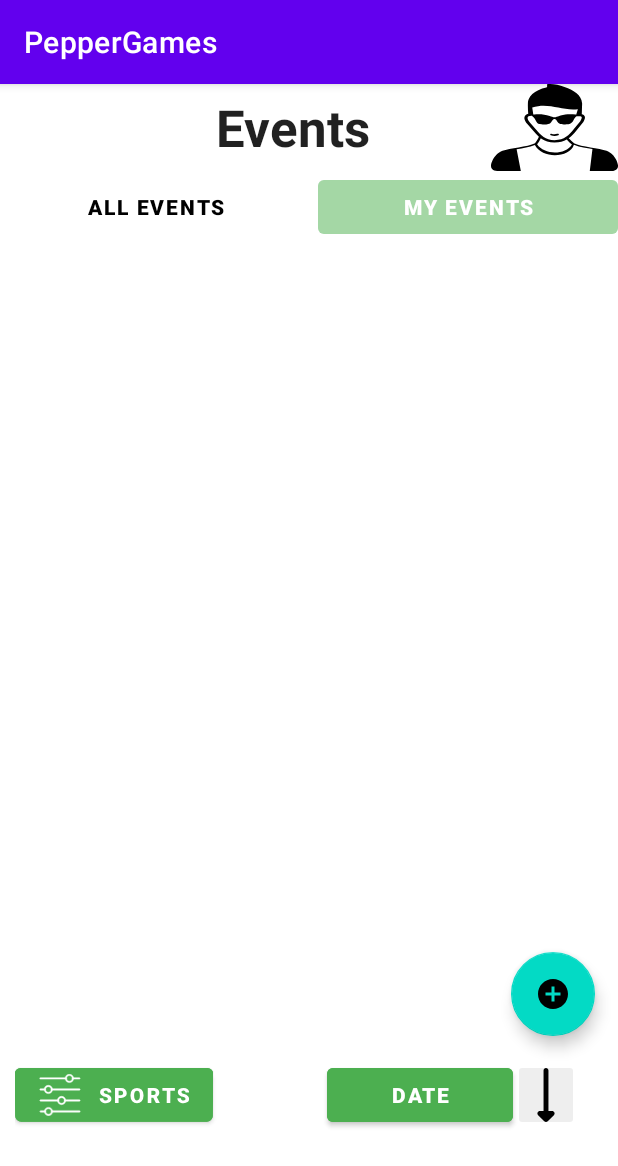
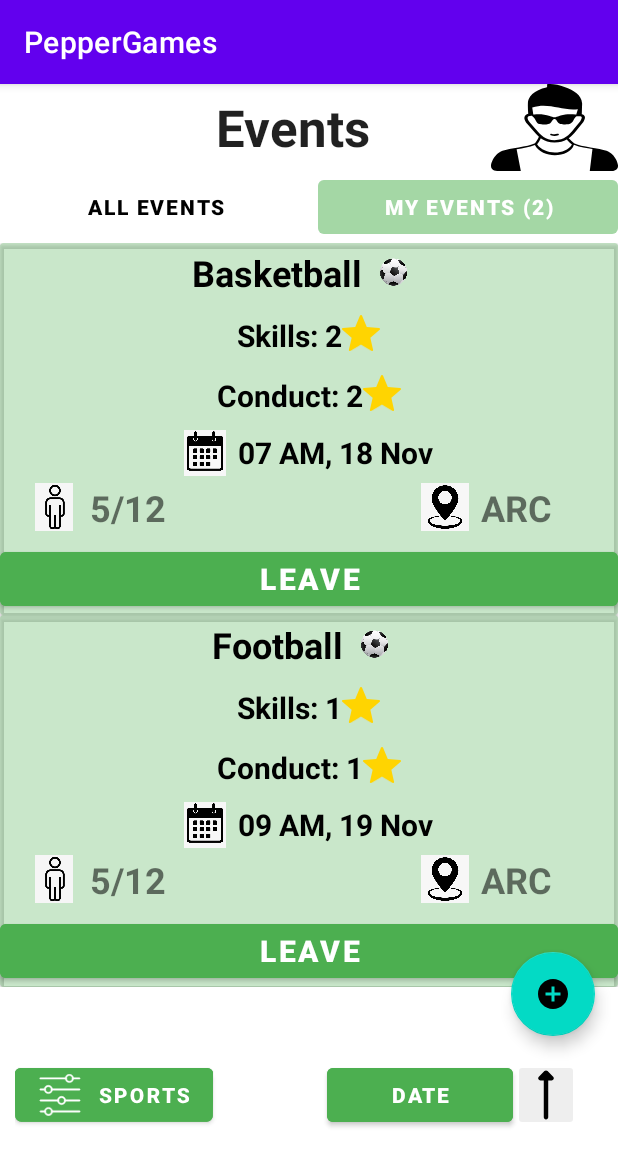
Before and after one commit to yekbote-pavan/pepper-games, an Android app: the screen it shows after launch (MyEventsActivity), after a tap on "CONFIRM", on a phone screen of 412 x 824 dp. Shown: the top 1166 px of the screen. Run offline under Robolectric (Android 15) with nearby library versions, the phone set to English and light mode, and no system bars.

Commit message:
fix: minor issues and db fixes

```diff
--- a/app/src/main/java/com/example/peppergames/AllEventsActivity.java
+++ b/app/src/main/java/com/example/peppergames/AllEventsActivity.java
@@ -53,7 +53,12 @@ public class AllEventsActivity extends AppCompatActivity {
             filters[3] = true;
         }
 
-        boolean arrowDown = intent.getBooleanExtra("sorting_down", true);
+        String sort = intent.getStringExtra("sort");
+        boolean arrowDown = intent.getBooleanExtra("sorting_down", sort != null);
+        if (sort == null) {
+            sort = "Date";
+        }
+
         boolean gamesICanJoin = intent.getBooleanExtra("games_i_can_join", true);
 
         int myEventsCount = 0;
@@ -65,11 +70,6 @@ public class AllEventsActivity extends AppCompatActivity {
 
         Button myEventsButton = findViewById(R.id.my_events_button);
         myEventsButton.setText(String.format("MY EVENTS (%d)", myEventsCount));
-
-        String sort = intent.getStringExtra("sort");
-        if (sort == null) {
-            sort = "Date";
-        }
 
         if (android.os.Build.VERSION.SDK_INT >= android.os.Build.VERSION_CODES.N) {
             if (sort.equals("Conduct")) {
@@ -109,14 +109,17 @@ public class AllEventsActivity extends AppCompatActivity {
                     if (!filters[1]) {
                         continue;
                     }
+                    break;
                 case "Tennis":
                     if (!filters[2]) {
                         continue;
                     }
+                    break;
                 case "Football":
                     if (!filters[3]) {
                         continue;
                     }
+                    break;
             }
 
             if (gamesICanJoin) {
@@ -322,7 +325,7 @@ public class AllEventsActivity extends AppCompatActivity {
                 sortPopup.dismiss();
                 finish();
                 intent.putExtra("sort", "Date");
-                intent.putExtra("sorting_down", true);
+                intent.putExtra("sorting_down", false);
                 startActivity(getIntent());
             }
         });
--- a/app/src/main/java/com/example/peppergames/Database.java
+++ b/app/src/main/java/com/example/peppergames/Database.java
@@ -1,4 +1,6 @@
 package com.example.peppergames;
+
+import android.util.Log;
 
 import com.example.peppergames.dto.Event;
 import com.example.peppergames.dto.PositionEnum;
@@ -14,7 +16,7 @@ public class Database {
 
     public static List<Event> events = new ArrayList<>();
 
-    private static final User appUser = new User("Pavan Yekbote", 3, 3,
+    private static final User appUser = new User("Pavan Yekbote", 2, 2,
             "I'm a freshman. " + "I have played football for about 3-4 years now on a regular basis. I'm looking to make some friends and have fun!",
             22, 22, "Football", "22/01/2012", "profile_image_2");
 
@@ -25,9 +27,6 @@ public class Database {
         Map<PositionEnum, User> awayPositions = new HashMap<>();
         Map<TeamEnum, Map<PositionEnum, User>> positions = new HashMap<>();
 
-//        User Pavan = new User("Pavan Yekbote", 3, 5, "I'm a freshman. " +
-//                "I have played football for about 3-4 years now on a regular basis. I'm looking to make some friends and have fun!",
-//                22, 22, "Football", "22/01/2012");
         User Avram = new User("Avram", 5, 4, "I celebrate a victory when I start walking off the field. " +
                 "By the time I get to the locker room, I’m done.",
                 232, 2, "Football", "12/11/2021", "profile_image_1");
@@ -41,16 +40,15 @@ public class Database {
         homePositions.put(PositionEnum.GK, Avram);
         homePositions.put(PositionEnum.RST, Pratt);
         homePositions.put(PositionEnum.CM, Nora);
-
-//        awayPositions.put(PositionEnum.LST, Pavan);
         awayPositions.put(PositionEnum.CM, Smith);
+        awayPositions.put(PositionEnum.GK, getAppUser());
 
         positions.put(TeamEnum.HOME, homePositions);
         positions.put(TeamEnum.AWAY, awayPositions);
 
-        Event amateurGame = new Event(
-                "Football", 1, 1, "06 AM, 19 Nov", 12,
-                "ARC", false, positions);
+        Event playingAmateurGame = new Event(
+                "Football", 1, 1, "09 AM, 19 Nov", 12,
+                "ARC", true, positions);
 
 
         Map<PositionEnum, User> homePositions2 = new HashMap<>();
@@ -60,17 +58,66 @@ public class Database {
 
         Map<PositionEnum, User> awayPositions2 = new HashMap<>();
         awayPositions2.put(PositionEnum.CM, Smith);
-        awayPositions2.put(PositionEnum.GK, getAppUser());
 
         Map<TeamEnum, Map<PositionEnum, User>> positions2 = new HashMap<>();
         positions2.put(TeamEnum.HOME, homePositions2);
         positions2.put(TeamEnum.AWAY, awayPositions2);
-        Event proGame = new Event(
-                "Football", 5, 4, "07 PM, 19 Nov", 12
+
+        Event proGameNA = new Event(
+                "Football", 5, 4, "11 AM, 19 Nov", 12
                 , "ARC", false, positions2);
 
-        events.add(amateurGame);
-        events.add(proGame);
+
+        Map<PositionEnum, User> homePositions3 = new HashMap<>();
+        homePositions3.put(PositionEnum.GK, Avram);
+        homePositions3.put(PositionEnum.RST, Pratt);
+        homePositions3.put(PositionEnum.CM, Nora);
+
+        Map<PositionEnum, User> awayPositions3 = new HashMap<>();
+        awayPositions3.put(PositionEnum.CM, Smith);
+
+        Map<TeamEnum, Map<PositionEnum, User>> positions3 = new HashMap<>();
+        positions3.put(TeamEnum.HOME, homePositions3);
+        positions3.put(TeamEnum.AWAY, awayPositions3);
+
+        Event joinAbleGame = new Event("Football", 2, 2, "06 AM, 18 Nov", 12, "CRCE", false, positions3);
+
+        Map<PositionEnum, User> homePositions4 = new HashMap<>();
+        homePositions4.put(PositionEnum.GK, Avram);
+        homePositions4.put(PositionEnum.RST, Pratt);
+        homePositions4.put(PositionEnum.CM, Nora);
+
+        Map<PositionEnum, User> awayPositions4 = new HashMap<>();
+        awayPositions4.put(PositionEnum.CM, Smith);
+
+        Map<TeamEnum, Map<PositionEnum, User>> positions4 = new HashMap<>();
+        positions4.put(TeamEnum.HOME, homePositions4);
+        positions4.put(TeamEnum.AWAY, awayPositions4);
+
+        Event basketball = new Event("Basketball", 3, 3, "05 AM, 18 Nov", 12, "CRCE", false, positions4);
+
+        Map<PositionEnum, User> homePositions5 = new HashMap<>();
+        Map<PositionEnum, User> awayPositions5 = new HashMap<>();
+        Map<TeamEnum, Map<PositionEnum, User>> positions5 = new HashMap<>();
+
+        homePositions5.put(PositionEnum.GK, Avram);
+        homePositions5.put(PositionEnum.RST, Pratt);
+        homePositions5.put(PositionEnum.CM, Nora);
+        awayPositions5.put(PositionEnum.CM, Smith);
+        awayPositions5.put(PositionEnum.GK, getAppUser());
+
+        positions5.put(TeamEnum.HOME, homePositions5);
+        positions5.put(TeamEnum.AWAY, awayPositions5);
+
+        Event basketballPlaying = new Event(
+                "Basketball", 2, 2, "07 AM, 18 Nov", 12,
+                "ARC", true, positions5);
+
+        events.add(playingAmateurGame);
+        events.add(proGameNA);
+        events.add(joinAbleGame);
+        events.add(basketball);
+        events.add(basketballPlaying);
     }
 
     public static List<Event> getEvents() {
@@ -97,9 +144,10 @@ public class Database {
     }
     public static Map<PositionEnum, User> getHomeTeam(int eventIndex){
         Event event = getEvents().get(eventIndex);
-        Map<PositionEnum, User> positionsMap = event.getTeamPositions().get(TeamEnum.HOME);
-        return positionsMap;
+        Log.println(Log.ASSERT, "event", String.valueOf(event.getDate()));
+        return event.getTeamPositions().get(TeamEnum.HOME);
     }
+
     public static User getAppUser() {
         return appUser;
     }
--- a/app/src/main/java/com/example/peppergames/MyEventsActivity.java
+++ b/app/src/main/java/com/example/peppergames/MyEventsActivity.java
@@ -59,11 +59,12 @@ public class MyEventsActivity extends AppCompatActivity {
         boolean focusable = true;
         PopupWindow confirmLeavePopup = new PopupWindow(confirmLeave, width, height, focusable);
 
-        boolean arrowDown = intent.getBooleanExtra("sorting_down", true);
         String sort = intent.getStringExtra("sort");
+        boolean arrowDown = intent.getBooleanExtra("sorting_down", sort != null);
         if (sort == null) {
             sort = "Date";
         }
+
 
         if (android.os.Build.VERSION.SDK_INT >= android.os.Build.VERSION_CODES.N) {
             if (sort.equals("Conduct")) {
@@ -105,14 +106,17 @@ public class MyEventsActivity extends AppCompatActivity {
                     if (!filters[1]) {
                         continue;
                     }
+                    break;
                 case "Tennis":
                     if (!filters[2]) {
                         continue;
                     }
+                    break;
                 case "Football":
                     if (!filters[3]) {
                         continue;
                     }
+                    break;
             }
 
             myEventsCount++;
@@ -221,7 +225,7 @@ public class MyEventsActivity extends AppCompatActivity {
 
 
         View filter = getLayoutInflater().inflate(R.layout.multiselect, null);
-        int filterWidth = LinearLayout.LayoutParams.WRAP_CONTENT;
+        int filterWidth = LinearLayout.LayoutParams.MATCH_PARENT;
         int filterHeight = LinearLayout.LayoutParams.WRAP_CONTENT;
         boolean filterFocusable = true;
         PopupWindow filterPopup = new PopupWindow(filter, filterWidth, filterHeight, filterFocusable);
@@ -356,7 +360,7 @@ public class MyEventsActivity extends AppCompatActivity {
                 sortPopup.dismiss();
                 finish();
                 intent.putExtra("sort", "Date");
-                intent.putExtra("sorting_down", true);
+                intent.putExtra("sorting_down", false);
                 startActivity(getIntent());
             }
         });
--- a/app/src/main/java/com/example/peppergames/RatingPopUp.java
+++ b/app/src/main/java/com/example/peppergames/RatingPopUp.java
@@ -5,6 +5,7 @@ import androidx.cardview.widget.CardView;
 
 import android.content.Intent;
 import android.os.Bundle;
+import android.util.Log;
 import android.view.View;
 import android.widget.Button;
 import android.widget.LinearLayout;
@@ -14,6 +15,7 @@ import android.widget.TextView;
 import com.example.peppergames.dto.PositionEnum;
 import com.example.peppergames.dto.User;
 
+import java.util.HashMap;
 import java.util.Map;
 
 public class RatingPopUp extends AppCompatActivity {
@@ -25,12 +27,20 @@ public class RatingPopUp extends AppCompatActivity {
         setContentView(R.layout.activity_rating_pop_up);
         LinearLayout layout = findViewById(R.id.rate_your_teammates_lr);
         CardView cardView;
-        Map<PositionEnum, User> positionsMap;
+        Map<PositionEnum, User> positionsMap = new HashMap<>();
 
-        int event_idx=0;
-        positionsMap = Database.getHomeTeam(0);
+        User Avram = new User("Avram", 5, 4, "I celebrate a victory when I start walking off the field. " +
+                "By the time I get to the locker room, I’m done.",
+                232, 2, "Football", "12/11/2021", "profile_image_1");
+        User Pratt = new User("Pratt", 2, 1, "I figure practice puts your brains in your muscles.",
+                45, 37, "Football", "03/05/2011", "profile_image_3");
+        User Nora = new User("Nora", 2, 5, "hiii",
+                5, 0, "Football", "22/01/2202", "profile_image_5");
 
-        // Iterator
+        positionsMap.put(PositionEnum.GK, Avram);
+        positionsMap.put(PositionEnum.RST, Pratt);
+        positionsMap.put(PositionEnum.CM, Nora);
+
         for (Map.Entry<PositionEnum, User> set : positionsMap.entrySet()){
             cardView = (CardView) getLayoutInflater().inflate(R.layout.rating_card, null);
 
--- a/app/src/main/res/layout/activity_create_event.xml
+++ b/app/src/main/res/layout/activity_create_event.xml
@@ -74,7 +74,7 @@
                 android:layout_width="wrap_content"
                 android:layout_height="wrap_content"
                 android:progressTint="#FFEB3B"
-                android:rating="3"
+                android:rating="2"
                 android:scaleX="0.8"
                 android:scaleY="0.8"
                 android:translationX="180dp"
@@ -89,7 +89,7 @@
                     android:layout_width="wrap_content"
                     android:layout_height="wrap_content"
                     android:progressTint="#FFEB3B"
-                    android:rating="3"
+                    android:rating="2"
                     android:scaleX="0.8"
                     android:scaleY="0.8"
                     android:translationX="180dp"
@@ -126,7 +126,7 @@
     </RelativeLayout>
 
     <TextView
-        android:layout_width="208dp"
+        android:layout_width="196dp"
         android:layout_height="72dp"
         android:text="Time :"
         android:textColor="#000000"
@@ -147,7 +147,7 @@
             android:id="@+id/time_picker"
             android:layout_width="wrap_content"
             android:layout_height="wrap_content"
-            android:layout_marginLeft="-30dp"
+            android:layout_marginLeft="-34dp"
             android:scaleX="1"
             android:timePickerMode="spinner" />
     </RelativeLayout>
--- a/app/src/main/res/layout/multiselect.xml
+++ b/app/src/main/res/layout/multiselect.xml
@@ -110,6 +110,7 @@
             android:layout_marginStart="4dp"
             android:layout_marginEnd="2dp"
             android:id="@+id/filter_confirm_button"
+            android:backgroundTint="#4CAF50"
             android:text="Confirm"
             android:layout_weight="1">
         </Button>
@@ -119,6 +120,7 @@
             android:layout_marginStart="2dp"
             android:layout_marginEnd="4dp"
             android:id="@+id/filter_cancel_button"
+            android:backgroundTint="#4CAF50"
             android:text="Cancel"
             android:layout_weight="1">
         </Button>
--- a/app/src/main/res/layout/sort.xml
+++ b/app/src/main/res/layout/sort.xml
@@ -22,6 +22,7 @@
             android:layout_width="match_parent"
             android:layout_height="wrap_content"
             android:id="@+id/conduct_sort"
+            android:backgroundTint="#4CAF50"
             android:text="Conduct">
         </Button>
 
@@ -29,6 +30,7 @@
             android:layout_width="match_parent"
             android:layout_height="wrap_content"
             android:id="@+id/skill_sort"
+            android:backgroundTint="#4CAF50"
             android:text="Skill">
         </Button>
 
@@ -36,6 +38,7 @@
             android:layout_width="match_parent"
             android:layout_height="wrap_content"
             android:id="@+id/date_sort"
+            android:backgroundTint="#4CAF50"
             android:text="Date">
         </Button>
     </LinearLayout>
```
